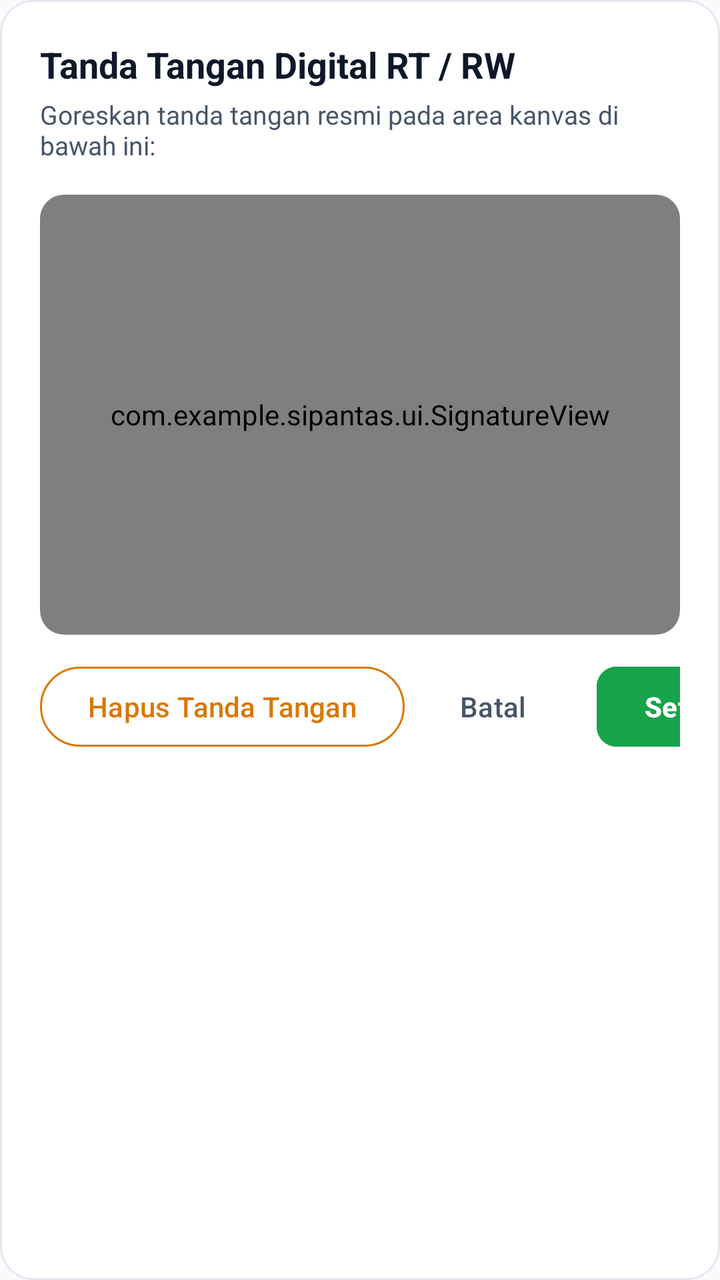
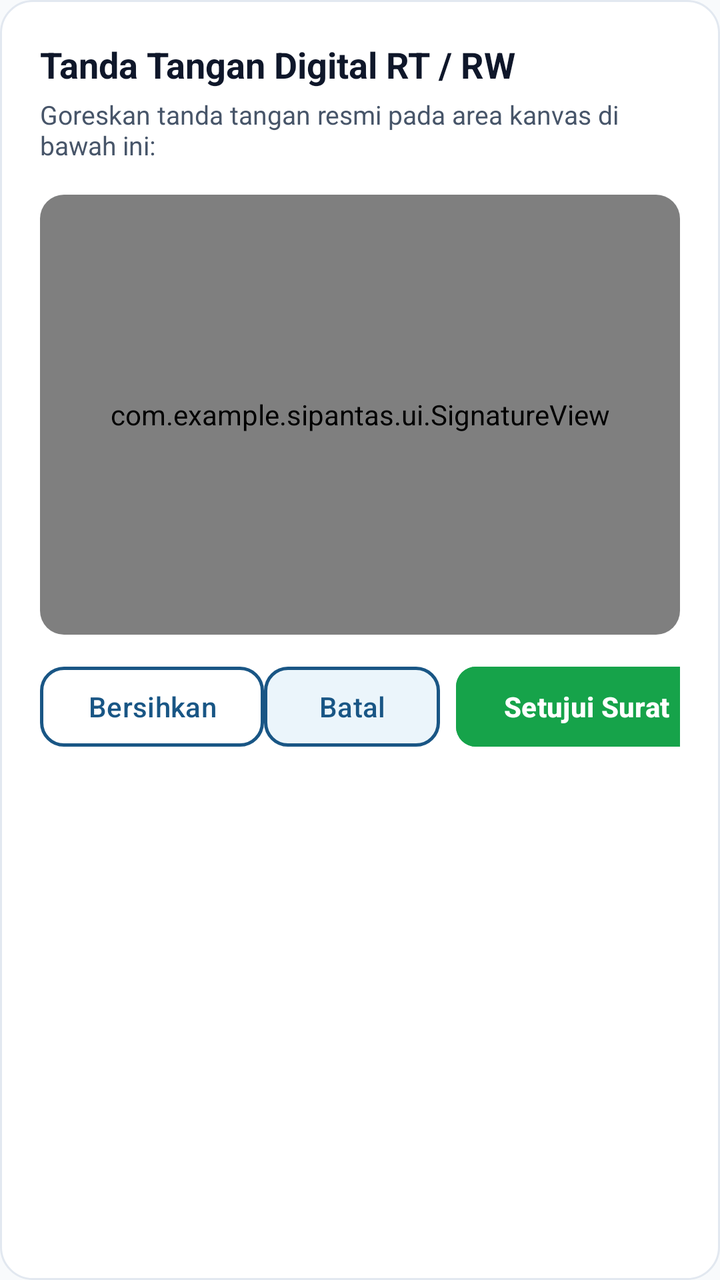

The first picture is an Android layout as it rendered before a commit; the second is the same layout after the commit. The layout source and the unified diff follow.
<!-- AndroidManifest.xml: application theme Theme.SIPANTAS -->
<!-- res/layout/dialog_digital_signature.xml -->
<?xml version="1.0" encoding="utf-8"?>
<LinearLayout xmlns:android="http://schemas.android.com/apk/res/android"
    xmlns:app="http://schemas.android.com/apk/res-auto"
    android:layout_width="match_parent"
    android:layout_height="wrap_content"
    android:background="@drawable/bg_rounded_card"
    android:orientation="vertical"
    android:padding="20dp">

    <TextView
        android:layout_width="wrap_content"
        android:layout_height="wrap_content"
        android:text="Tanda Tangan Digital RT / RW"
        android:textColor="@color/text_primary"
        android:textSize="18sp"
        android:textStyle="bold" />

    <TextView
        android:layout_width="wrap_content"
        android:layout_height="wrap_content"
        android:layout_marginTop="4dp"
        android:text="Goreskan tanda tangan resmi pada area kanvas di bawah ini:"
        android:textColor="@color/text_secondary"
        android:textSize="13sp" />

    
    <androidx.cardview.widget.CardView
        android:layout_width="match_parent"
        android:layout_height="220dp"
        android:layout_marginTop="16dp"
        app:cardCornerRadius="12dp"
        app:cardElevation="0dp"
        app:strokeColor="@color/card_border"
        app:strokeWidth="1dp">

        <RelativeLayout
            android:layout_width="match_parent"
            android:layout_height="match_parent"
            android:background="#FCFDFF">

            <TextView
                android:layout_width="wrap_content"
                android:layout_height="wrap_content"
                android:layout_centerInParent="true"
                android:text="Area Tanda Tangan Kanvas"
                android:textColor="#CBD5E1"
                android:textSize="14sp" />

            <com.example.sipantas.ui.SignatureView
                android:id="@+id/signature_view"
                android:layout_width="match_parent"
                android:layout_height="match_parent" />
        </RelativeLayout>
    </androidx.cardview.widget.CardView>

    <LinearLayout
        android:layout_width="match_parent"
        android:layout_height="wrap_content"
        android:layout_marginTop="12dp"
        android:gravity="center_vertical"
        android:orientation="horizontal">

        <com.google.android.material.button.MaterialButton
            android:id="@+id/btn_clear_signature"
            style="@style/Widget.Material3.Button.OutlinedButton"
            android:layout_width="wrap_content"
            android:layout_height="wrap_content"
            android:text="Hapus Tanda Tangan"
            android:textColor="@color/status_pending"
            app:strokeColor="@color/status_pending" />

        <View
            android:layout_width="0dp"
            android:layout_height="1dp"
            android:layout_weight="1" />

        <com.google.android.material.button.MaterialButton
            android:id="@+id/btn_cancel_signature"
            style="@style/Widget.Material3.Button.TextButton"
            android:layout_width="wrap_content"
            android:layout_height="wrap_content"
            android:text="Batal"
            android:textColor="@color/text_secondary" />

        <com.google.android.material.button.MaterialButton
            android:id="@+id/btn_save_signature"
            android:layout_width="wrap_content"
            android:layout_height="wrap_content"
            android:layout_marginStart="8dp"
            android:backgroundTint="@color/status_success"
            android:text="Setujui Surat"
            android:textColor="@color/white"
            android:textStyle="bold"
            app:cornerRadius="10dp" />
    </LinearLayout>

</LinearLayout>
<!-- resources referenced by this layout -->
<resources>
  <color name="card_border">#E2E8F0</color>
  <color name="status_pending">#D97706</color>
  <color name="status_success">#16A34A</color>
  <color name="text_primary">#0F172A</color>
  <color name="text_secondary">#475569</color>
  <color name="white">#FFFFFFFF</color>
  <!-- drawable bg_rounded_card (drawable) -->
  <?xml version="1.0" encoding="utf-8"?>
  <shape xmlns:android="http://schemas.android.com/apk/res/android"
      android:shape="rectangle">
      <solid android:color="@color/card_bg" />
      <corners android:radius="16dp" />
      <stroke
          android:width="1dp"
          android:color="@color/card_border" />
  </shape>
  <style name="Theme.SIPANTAS" parent="Base.Theme.SIPANTAS" />
  <color name="card_bg">#FFFFFFFF</color>
  <style name="Base.Theme.SIPANTAS" parent="Theme.Material3.DayNight.NoActionBar">
          
          <item name="colorPrimary">@color/brand_primary</item>
          <item name="colorSecondary">@color/brand_accent</item>
          <item name="android:windowBackground">@color/bg_page</item>
          <item name="android:statusBarColor">@color/bg_page</item>
          <item name="android:windowLightStatusBar">true</item>
      </style>
  <color name="brand_primary">#195685</color>
  <color name="brand_accent">#48A27A</color>
  <color name="bg_page">#F8FAFC</color>
</resources>

<!-- the commit's change to res/layout/dialog_digital_signature.xml (unified diff, before → after) -->
@@ -62,12 +62,12 @@
 
         <com.google.android.material.button.MaterialButton
             android:id="@+id/btn_clear_signature"
-            style="@style/Widget.Material3.Button.OutlinedButton"
+            style="@style/Widget.SIPANTAS.Button.Outlined"
             android:layout_width="wrap_content"
             android:layout_height="wrap_content"
-            android:text="Hapus Tanda Tangan"
-            android:textColor="@color/status_pending"
-            app:strokeColor="@color/status_pending" />
+            android:text="Bersihkan"
+            android:textColor="@color/brand_primary"
+            app:strokeColor="@color/brand_primary" />
 
         <View
             android:layout_width="0dp"
@@ -76,11 +76,12 @@
 
         <com.google.android.material.button.MaterialButton
             android:id="@+id/btn_cancel_signature"
-            style="@style/Widget.Material3.Button.TextButton"
+            style="@style/Widget.SIPANTAS.Button.Secondary"
             android:layout_width="wrap_content"
             android:layout_height="wrap_content"
             android:text="Batal"
-            android:textColor="@color/text_secondary" />
+            android:textColor="@color/brand_primary"
+            app:strokeColor="@color/brand_primary" />
 
         <com.google.android.material.button.MaterialButton
             android:id="@+id/btn_save_signature"
<!-- resource entries referenced after the edit -->
@@ -1,7 +1,6 @@
 <!-- resources referenced by this layout -->
 <resources>
   <color name="card_border">#E2E8F0</color>
-  <color name="status_pending">#D97706</color>
   <color name="status_success">#16A34A</color>
   <color name="text_primary">#0F172A</color>
   <color name="text_secondary">#475569</color>
@@ -16,18 +15,39 @@
           android:width="1dp"
           android:color="@color/card_border" />
   </shape>
+  <style name="Widget.SIPANTAS.Button.Outlined" parent="Widget.Material3.Button.OutlinedButton">
+          <item name="android:textColor">@color/brand_primary</item>
+          <item name="strokeColor">@color/brand_primary</item>
+          <item name="strokeWidth">1.5dp</item>
+          <item name="cornerRadius">12dp</item>
+      </style>
+  <style name="Widget.SIPANTAS.Button.Secondary" parent="Widget.Material3.Button">
+          <item name="backgroundTint">@color/btn_secondary_bg</item>
+          <item name="android:textColor">@color/brand_primary</item>
+          <item name="strokeColor">@color/brand_primary</item>
+          <item name="strokeWidth">1.5dp</item>
+          <item name="cornerRadius">12dp</item>
+      </style>
   <style name="Theme.SIPANTAS" parent="Base.Theme.SIPANTAS" />
   <color name="card_bg">#FFFFFFFF</color>
+  <color name="btn_secondary_bg">#EBF5FB</color>
   <style name="Base.Theme.SIPANTAS" parent="Theme.Material3.DayNight.NoActionBar">
           
           <item name="colorPrimary">@color/brand_primary</item>
-          <item name="colorSecondary">@color/brand_accent</item>
+          <item name="colorSecondary">@color/brand_primary</item>
           <item name="android:windowBackground">@color/bg_page</item>
           <item name="android:statusBarColor">@color/bg_page</item>
           <item name="android:windowLightStatusBar">true</item>
+          <item name="buttonBarNegativeButtonStyle">@style/Widget.SIPANTAS.Button.Text</item>
+          <item name="buttonBarPositiveButtonStyle">@style/Widget.SIPANTAS.Button.Text</item>
+          <item name="buttonBarNeutralButtonStyle">@style/Widget.SIPANTAS.Button.Text</item>
       </style>
   <color name="brand_primary">#195685</color>
-  <color name="brand_accent">#48A27A</color>
   <color name="bg_page">#F8FAFC</color>
+  <style name="Widget.SIPANTAS.Button.Text" parent="Widget.Material3.Button.TextButton">
+          <item name="android:textColor">@color/brand_primary</item>
+          <item name="rippleColor">@color/brand_primary_light</item>
+      </style>
+  <color name="brand_primary_light">#EBF5FB</color>
 </resources>
 
